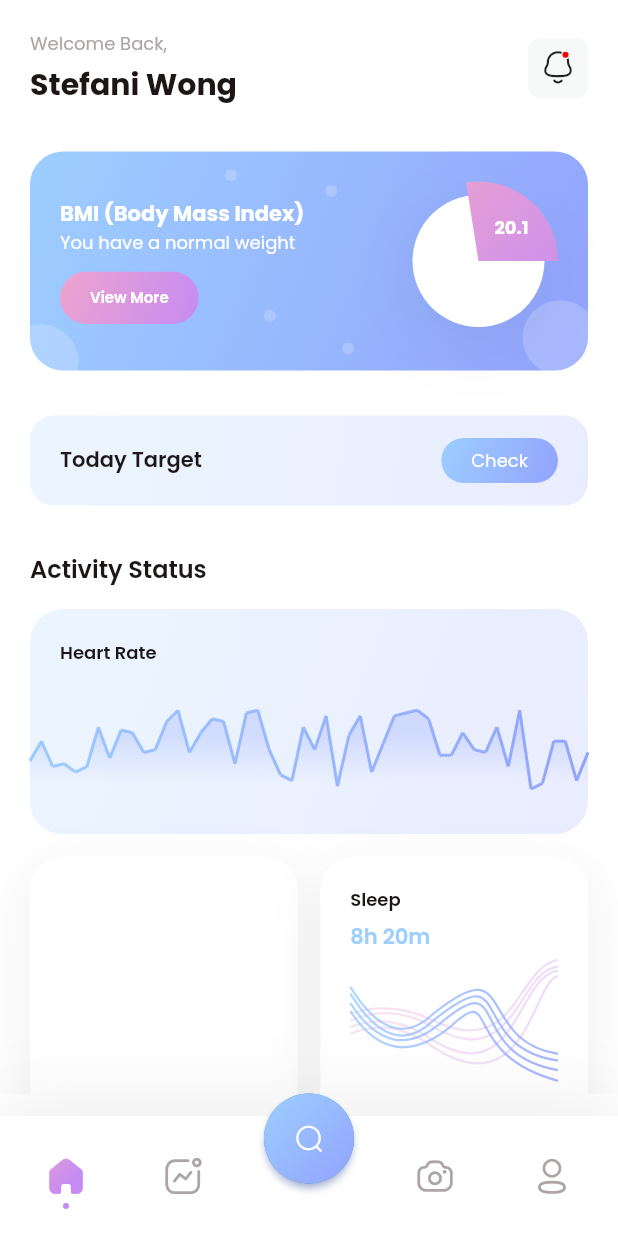
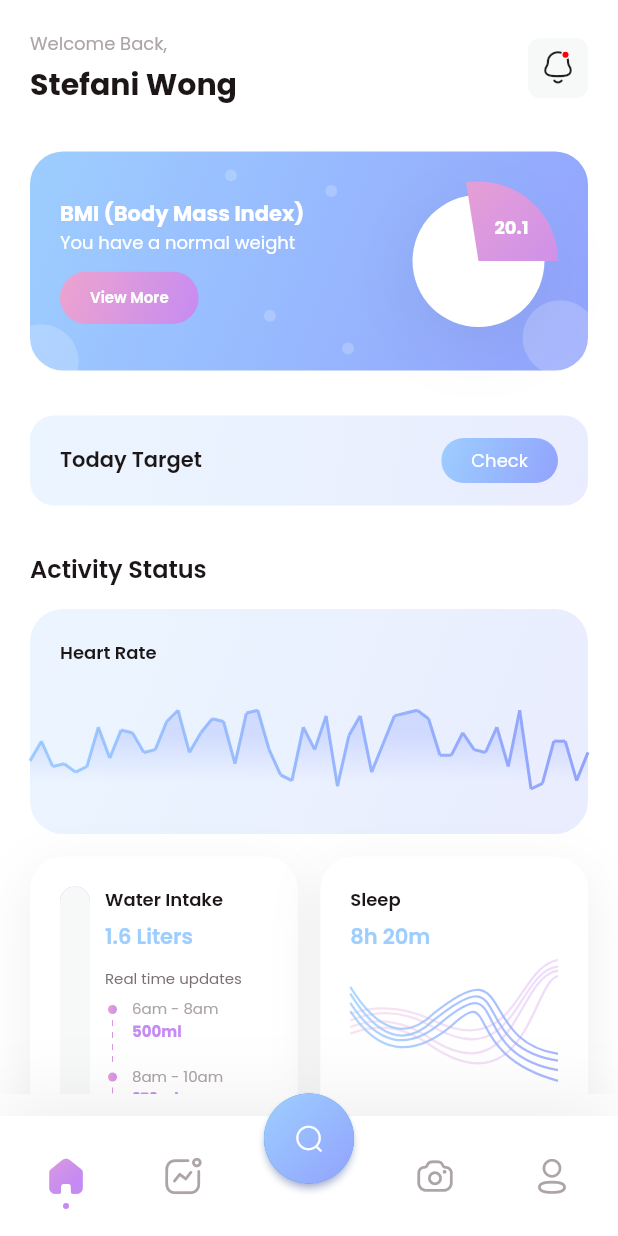
Before and after one commit to AyurM/FitnestX-Demo, a Flutter app: the HomeScreen screen opened directly, on a phone screen of 412 x 824 dp. Run offline on Flutter 3.47's test engine with Material 2 defaults, Android fonts, the phone set to English and light mode, and no system bars; our stand-ins replace flutter_bloc, get_it, google_fonts.

Commit message:
Added WaterIntake widget

```diff
--- /dev/null
+++ b/lib/data/model/water_intake_update.dart
@@ -0,0 +1,51 @@
+import 'dart:math';
+
+import 'package:intl/intl.dart';
+
+const _kMlText = 'ml';
+const _kMinWaterIntakePerUpdate = 10;
+const _kMaxWaterIntakePerUpdate = 70;
+const _kMockStartHour = 6;
+
+class WaterIntakeUpdate {
+  final DateTime start;
+  final DateTime? end;
+  final int intakeInMl;
+
+  static final DateFormat timeFormat = DateFormat('ha');
+  static final Random _random = Random();
+
+  const WaterIntakeUpdate({
+    required this.start,
+    this.end,
+    required this.intakeInMl,
+  });
+
+  String get timeWindow =>
+      '${timeFormat.format(start)} - ${end == null ? 'now' : timeFormat.format(end!)}'
+          .toLowerCase();
+
+  String get intake => '$intakeInMl$_kMlText';
+
+  static List<WaterIntakeUpdate> generateMockIntakes(int length) {
+    final now = DateTime.now();
+    final result = <WaterIntakeUpdate>[];
+
+    for (int i = 0; i < length; i++) {
+      result.add(WaterIntakeUpdate(
+          start:
+              DateTime(now.year, now.month, now.day, _kMockStartHour + i * 2),
+          end: i == length - 1
+              ? null
+              : DateTime(
+                  now.year, now.month, now.day, _kMockStartHour + (i + 1) * 2),
+          intakeInMl: _getRandomIntake()));
+    }
+    return result;
+  }
+
+  static int _getRandomIntake() =>
+      10 *
+      (_random.nextInt(_kMaxWaterIntakePerUpdate - _kMinWaterIntakePerUpdate) +
+          _kMinWaterIntakePerUpdate);
+}
--- a/lib/res/views/app_card.dart
+++ b/lib/res/views/app_card.dart
@@ -2,15 +2,18 @@ import 'package:fitnest_x/res/colors/app_colors.dart';
 import 'package:fitnest_x/res/theme/constants.dart';
 import 'package:flutter/material.dart';
 
+const _kDefaultPadding = EdgeInsets.all(20);
+
 class AppCard extends StatelessWidget {
   final Widget? child;
+  final EdgeInsets? padding;
 
-  const AppCard({Key? key, this.child}) : super(key: key);
+  const AppCard({Key? key, this.child, this.padding}) : super(key: key);
 
   @override
   Widget build(BuildContext context) => Container(
         width: double.infinity,
-        padding: const EdgeInsets.all(20),
+        padding: padding ?? _kDefaultPadding,
         decoration: BoxDecoration(
             color: AppColors.white,
             borderRadius: BorderRadius.circular(kBorderRadiusLarge),
--- a/lib/res/views/home_tab/activity_block.dart
+++ b/lib/res/views/home_tab/activity_block.dart
@@ -1,7 +1,8 @@
-import 'package:fitnest_x/res/views/app_card.dart';
+import 'package:fitnest_x/data/model/water_intake_update.dart';
 import 'package:fitnest_x/res/views/home_tab/calories_card.dart';
 import 'package:fitnest_x/res/views/home_tab/heart_rate_card.dart';
 import 'package:fitnest_x/res/views/home_tab/sleep_card.dart';
+import 'package:fitnest_x/res/views/home_tab/water_intake.dart';
 import 'package:fitnest_x/res/views/section_title.dart';
 import 'package:flutter/material.dart';
 
@@ -10,6 +11,8 @@ const _kSpacing = 15.0;
 const _kSleepDuration = Duration(hours: 8, minutes: 20);
 const _kTargetCalories = 990;
 const _kConsumedCalories = 760;
+const _kMaxTotalWaterIntakeMl = 3000;
+const _kMockIntakesLength = 5;
 
 class ActivityBlock extends StatelessWidget {
   const ActivityBlock({Key? key}) : super(key: key);
@@ -28,7 +31,11 @@ class ActivityBlock extends StatelessWidget {
             height: constraints.maxWidth,
             child: Row(
               children: [
-                const Expanded(child: AppCard()),
+                Expanded(
+                    child: WaterIntakeCard(
+                        maxIntakeMl: _kMaxTotalWaterIntakeMl,
+                        intakeUpdates: WaterIntakeUpdate.generateMockIntakes(
+                            _kMockIntakesLength))),
                 const SizedBox(width: _kSpacing),
                 Expanded(
                     child: Column(
--- a/lib/res/views/home_tab/calories_card.dart
+++ b/lib/res/views/home_tab/calories_card.dart
@@ -10,6 +10,7 @@ const _titleText = 'Calories';
 const _kCalText = 'kCal';
 const _kCaloriesIndicatorWidth = 8.0;
 const _kCaloriesIndicatorSpacing = 3.0;
+const _kPadding = EdgeInsets.fromLTRB(20, 20, 20, 10);
 
 class CaloriesCard extends StatelessWidget {
   final int consumedCalories;
@@ -22,14 +23,13 @@ class CaloriesCard extends StatelessWidget {
   @override
   Widget build(BuildContext context) {
     return AppCard(
+        padding: _kPadding,
         child: Column(crossAxisAlignment: CrossAxisAlignment.start, children: [
           const CardTitle(text: _titleText),
           const SizedBox(height: 5),
           Text('$consumedCalories $_kCalText',
-          style: Theme.of(context)
-              .textTheme
-              .bodyText2
-              ?.copyWith(fontWeight: FontWeight.w600, color: AppColors.blue2)),
+              style: Theme.of(context).textTheme.bodyText2?.copyWith(
+                  fontWeight: FontWeight.w600, color: AppColors.blue2)),
           const SizedBox(height: 8),
           Expanded(
               child: _CaloriesGraph(
@@ -61,7 +61,7 @@ class _CaloriesGraph extends StatelessWidget {
             style: Theme.of(context)
                 .textTheme
                 .subtitle1
-                ?.copyWith(color: AppColors.white, fontSize: 10),
+                ?.copyWith(color: AppColors.white, fontSize: 9),
           )
         ],
       );
--- /dev/null
+++ b/lib/res/views/home_tab/water_intake.dart
@@ -0,0 +1,233 @@
+import 'dart:math';
+import 'dart:ui' as ui;
+
+import 'package:flutter/material.dart';
+import 'package:fitnest_x/data/model/water_intake_update.dart';
+import 'package:fitnest_x/res/colors/app_colors.dart';
+import 'package:fitnest_x/res/views/app_card.dart';
+import 'package:fitnest_x/res/views/card_title.dart';
+
+const _titleText = 'Water Intake';
+const _subtitleText = 'Real time updates';
+const _kLitersText = 'Liters';
+const _kWaterIntakeGraphWidth = 20.0;
+const _kWaterIntakeUpdateItemHeight = 45.0;
+const _kWaterUpdateDecorationWidth = 10.0;
+const _kWaterUpdateDotRadius = 3.0;
+const _kWaterUpdateDashLength = 4.0;
+const _kWaterUpdateLastDotBlur = 5.0;
+const _kPadding = EdgeInsets.fromLTRB(20, 20, 8, 20);
+
+class WaterIntakeCard extends StatelessWidget {
+  final int maxIntakeMl;
+  final List<WaterIntakeUpdate> intakeUpdates;
+
+  const WaterIntakeCard(
+      {Key? key, required this.maxIntakeMl, required this.intakeUpdates})
+      : super(key: key);
+
+  @override
+  Widget build(BuildContext context) {
+    final TextTheme textTheme = Theme.of(context).textTheme;
+    final int totalIntake =
+        intakeUpdates.fold(0, (prev, current) => prev + current.intakeInMl);
+
+    return AppCard(
+      padding: _kPadding,
+      child: Row(
+        children: [
+          SizedBox(
+              width: _kWaterIntakeGraphWidth,
+              child: _WaterIntakeGraph(
+                  intakePercent: (totalIntake / maxIntakeMl).clamp(0.0, 1.0))),
+          const SizedBox(width: 10),
+          Expanded(
+              child: Column(
+            crossAxisAlignment: CrossAxisAlignment.start,
+            children: [
+              const CardTitle(text: _titleText),
+              const SizedBox(height: 5),
+              Text('${(totalIntake / 1000).toStringAsFixed(1)} $_kLitersText',
+                  style: textTheme.bodyText2?.copyWith(
+                      fontWeight: FontWeight.w600, color: AppColors.blue2)),
+              const SizedBox(height: 10),
+              Text(_subtitleText,
+                  style: textTheme.subtitle1?.copyWith(fontSize: 10)),
+              const SizedBox(height: 5),
+              Expanded(
+                  child: _WaterIntakeUpdateList(intakeUpdates: intakeUpdates))
+            ],
+          ))
+        ],
+      ),
+    );
+  }
+}
+
+class _WaterIntakeGraph extends StatelessWidget {
+  final double intakePercent;
+
+  const _WaterIntakeGraph({Key? key, required this.intakePercent})
+      : super(key: key);
+
+  @override
+  Widget build(BuildContext context) {
+    return ClipRRect(
+      borderRadius: BorderRadius.circular(_kWaterIntakeGraphWidth / 2),
+      child: Stack(alignment: Alignment.topCenter, children: [
+        Container(
+            decoration: const BoxDecoration(
+                gradient: LinearGradient(
+                    colors: [AppColors.blue4, AppColors.purple],
+                    begin: Alignment(0.5, 0.6),
+                    end: Alignment.topCenter))),
+        FractionallySizedBox(
+          heightFactor: 1 - intakePercent,
+          widthFactor: 1,
+          child: Container(color: AppColors.borderColor),
+        )
+      ]),
+    );
+  }
+}
+
+class _WaterIntakeUpdateList extends StatelessWidget {
+  final List<WaterIntakeUpdate> intakeUpdates;
+
+  const _WaterIntakeUpdateList({Key? key, required this.intakeUpdates})
+      : super(key: key);
+
+  @override
+  Widget build(BuildContext context) {
+    return LayoutBuilder(builder: (context, constraints) {
+      final int maxIntakes =
+          (constraints.maxHeight / _kWaterIntakeUpdateItemHeight).floor();
+      final int intakesToDisplay = min(intakeUpdates.length, maxIntakes);
+
+      return Column(
+        children: _buildChildren(intakesToDisplay),
+      );
+    });
+  }
+
+  List<Widget> _buildChildren(int intakesToDisplay) {
+    final result = <Widget>[];
+
+    for (int i = intakeUpdates.length - intakesToDisplay;
+        i < intakeUpdates.length;
+        i++) {
+      result.add(_WaterIntakeUpdateItem(
+          update: intakeUpdates[i], hasNext: i < intakeUpdates.length - 1));
+    }
+    return result;
+  }
+}
+
+class _WaterIntakeUpdateItem extends StatelessWidget {
+  final WaterIntakeUpdate update;
+  final bool hasNext;
+
+  const _WaterIntakeUpdateItem(
+      {Key? key, required this.update, this.hasNext = false})
+      : super(key: key);
+
+  @override
+  Widget build(BuildContext context) {
+    final TextStyle? textStyle = Theme.of(context).textTheme.subtitle1;
+
+    return SizedBox(
+      height: _kWaterIntakeUpdateItemHeight,
+      child: Row(
+        children: [
+          SizedBox(
+              width: _kWaterUpdateDecorationWidth,
+              child: _WaterIntakeUpdateItemDecoration(hasNext: hasNext)),
+          const SizedBox(width: 8),
+          Expanded(
+              child: Column(
+            crossAxisAlignment: CrossAxisAlignment.start,
+            children: [
+              Text(update.timeWindow,
+                  style: textStyle?.copyWith(
+                      fontSize: 10, color: AppColors.gray2)),
+              Text(update.intake,
+                  style: textStyle?.copyWith(
+                      fontSize: 10,
+                      fontWeight: FontWeight.bold,
+                      color: AppColors.purple))
+            ],
+          ))
+        ],
+      ),
+    );
+  }
+}
+
+class _WaterIntakeUpdateItemDecoration extends StatelessWidget {
+  final bool hasNext;
+
+  const _WaterIntakeUpdateItemDecoration({Key? key, required this.hasNext})
+      : super(key: key);
+
+  @override
+  Widget build(BuildContext context) => CustomPaint(
+        painter: _WaterIntakeUpdateItemPainter(hasNext: hasNext),
+        size: Size.infinite,
+      );
+}
+
+class _WaterIntakeUpdateItemPainter extends CustomPainter {
+  final bool hasNext;
+
+  const _WaterIntakeUpdateItemPainter({
+    required this.hasNext,
+  });
+
+  @override
+  void paint(Canvas canvas, Size size) {
+    final circlePaint = Paint()
+      ..shader = ui.Gradient.linear(
+          Offset(0, size.height / 2),
+          Offset(size.width, size.height / 2),
+          [AppColors.purple2, AppColors.purple]);
+
+    final circleCenter = Offset(size.width / 2, size.width / 2 + 3);
+
+    canvas.drawCircle(circleCenter, _kWaterUpdateDotRadius, circlePaint);
+    if (hasNext) {
+      _drawDashedLine(
+          canvas: canvas,
+          size: size,
+          start:
+              Offset(circleCenter.dx, circleCenter.dy + _kWaterUpdateDotRadius),
+          linePaint: circlePaint);
+    } else {
+      canvas.drawCircle(
+          circleCenter,
+          _kWaterUpdateDotRadius,
+          circlePaint
+            ..imageFilter = ui.ImageFilter.blur(
+                sigmaX: _kWaterUpdateLastDotBlur,
+                sigmaY: _kWaterUpdateLastDotBlur,
+                tileMode: TileMode.decal));
+    }
+  }
+
+  void _drawDashedLine(
+      {required Canvas canvas,
+      required Size size,
+      required Offset start,
+      required Paint linePaint}) {
+    final int totalDashes =
+        ((size.height - start.dy) / (_kWaterUpdateDashLength * 2)).floor();
+
+    for (int i = 0; i < totalDashes; i++) {
+      canvas.drawLine(start.translate(0, _kWaterUpdateDashLength * (i * 2 + 1)),
+          start.translate(0, 2 * _kWaterUpdateDashLength * (i + 1)), linePaint);
+    }
+  }
+
+  @override
+  bool shouldRepaint(_WaterIntakeUpdateItemPainter oldDelegate) =>
+      hasNext != oldDelegate.hasNext;
+}
--- a/lib/screens/onboarding_screen/onboarding_screen.dart
+++ b/lib/screens/onboarding_screen/onboarding_screen.dart
@@ -17,7 +17,7 @@ class _OnboardingScreenState extends State<OnboardingScreen> {
         assetPath: 'assets/images/onboarding1.png',
         title: 'Track Your Goal',
         subtitle:
-            "Don't worry if you have trouble determining your goals, We can help you determine your goals and track your goals"),
+            "Don't worry if you have trouble determining your goals, we can help you determine your goals and track your goals"),
     const OnboardingPageContent(
         assetPath: 'assets/images/onboarding2.png',
         title: 'Get Burn',
@@ -27,7 +27,7 @@ class _OnboardingScreenState extends State<OnboardingScreen> {
         assetPath: 'assets/images/onboarding3.png',
         title: 'Eat Well',
         subtitle:
-            "Let's start a healthy lifestyle with us, we can determine your diet every day. healthy eating is fun"),
+            "Let's start a healthy lifestyle with us, we can determine your diet every day. Healthy eating is fun"),
     const OnboardingPageContent(
         assetPath: 'assets/images/onboarding4.png',
         title: 'Improve Sleep Quality',
--- a/pubspec.yaml
+++ b/pubspec.yaml
@@ -18,6 +18,7 @@ dependencies:
   get_it: ^7.2.0
   google_fonts: ^3.0.0
   equatable: ^2.0.3
+  intl: ^0.17.0
 
 dev_dependencies:
   flutter_test:
```
Also changed, not shown: pubspec.lock. Lines whose indentation alone changed are shown as unchanged.
